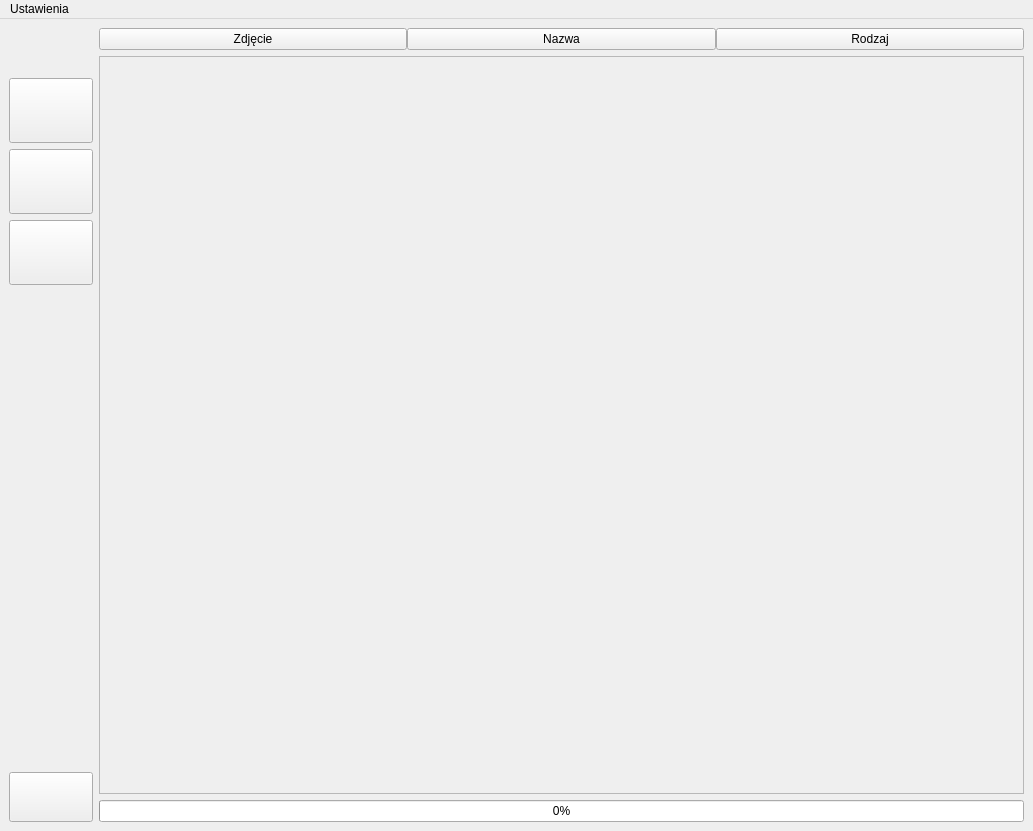
Above: gui/zawartosc/designer/gui_designer.ui from MariuszAKS/Projekt_IO before the change. Below: the same form after it.
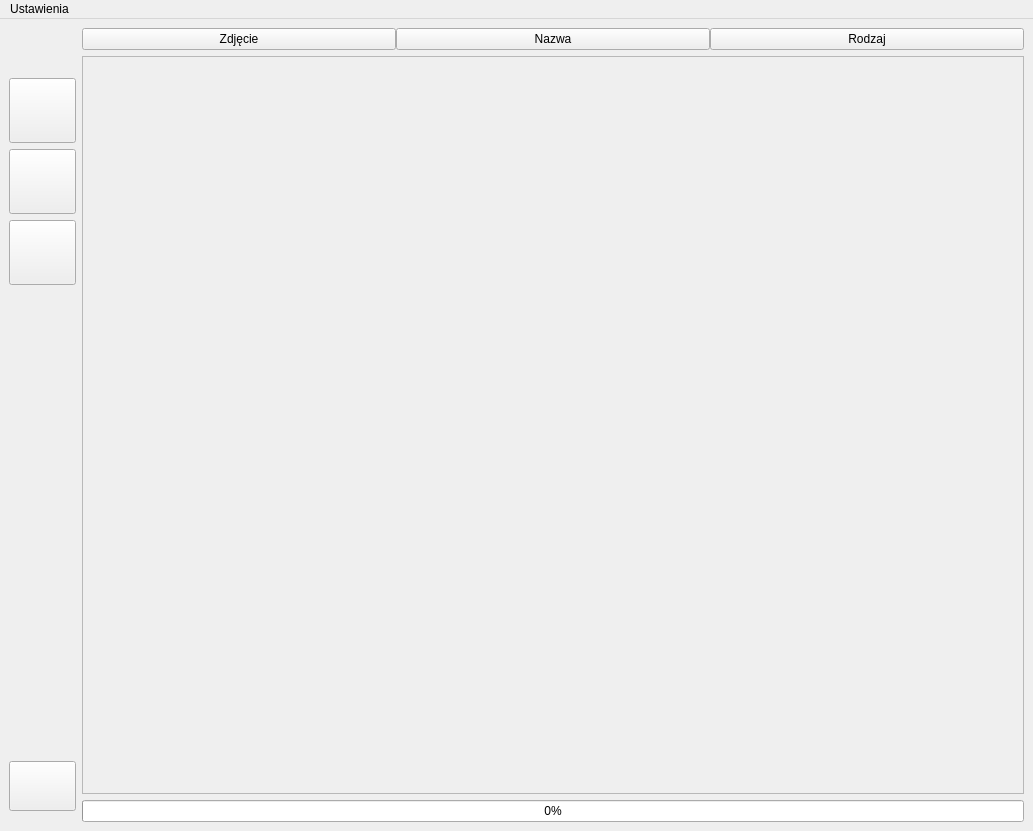
That is the form after the change. Icons and pictures are not drawn.

Commit message: zmieniono kolor bocznego paska

What changed in the file:
```diff
--- a/gui/zawartosc/designer/gui_designer.ui
+++ b/gui/zawartosc/designer/gui_designer.ui
@@ -22,6 +22,31 @@
   <widget class="QWidget" name="centralwidget">
    <layout class="QHBoxLayout" name="horizontalLayout_2">
     <item>
+     <widget class="QWidget" name="boczny" native="true">
+      <property name="enabled">
+       <bool>true</bool>
+      </property>
+      <property name="minimumSize">
+       <size>
+        <width>67</width>
+        <height>0</height>
+       </size>
+      </property>
+      <property name="maximumSize">
+       <size>
+        <width>67</width>
+        <height>16777215</height>
+       </size>
+      </property>
+      <widget class="QWidget" name="layoutWidget">
+       <property name="geometry">
+        <rect>
+         <x>0</x>
+         <y>0</y>
+         <width>67</width>
+         <height>783</height>
+        </rect>
+       </property>
      <layout class="QVBoxLayout" name="pasek_boczny">
       <property name="topMargin">
        <number>50</number>
@@ -176,6 +201,8 @@
        </widget>
       </item>
      </layout>
+      </widget>
+     </widget>
     </item>
     <item>
      <layout class="QVBoxLayout" name="verticalLayout_4">
```
Lines whose indentation alone changed are shown as unchanged. The commit also changes 2 other files.
